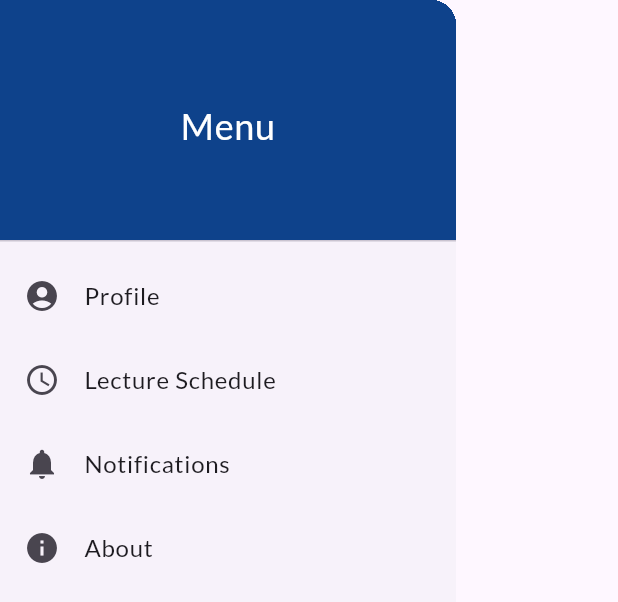
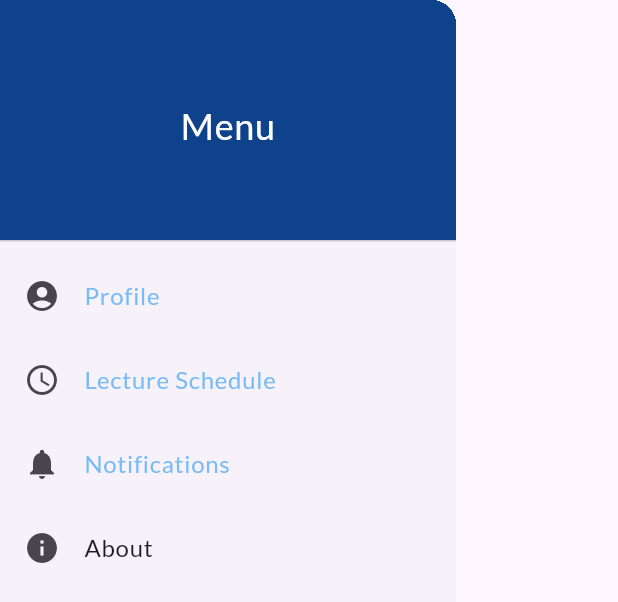
Before and after one commit to moamelhamid/graduation-project, a Flutter app: the AppDrawer widget shown alone on an empty page, opened directly, on a phone screen of 412 x 824 dp. Shown: the top 602 px of the screen. Run offline on Flutter 3.47's test engine with Material 3 defaults, Android fonts, the light colour scheme and no system bars; our stand-ins replace carousel_slider, flutter_map, geolocator, google_fonts, latlong2, material_design_icons_flutter.

Commit message:
second change

```diff
--- a/lib/drawer/main_drawer.dart
+++ b/lib/drawer/main_drawer.dart
@@ -1,13 +1,16 @@
 import 'package:flutter/material.dart';
+import 'package:nahrain_univ/si/signin.dart';
 import 'about_screen.dart';
 import 'lecture_schedule_screen.dart';
 import 'notifications_screen.dart';
-import 'profile_screen.dart'; // Import the Profile screen
+import 'profile_screen.dart';
+ // Import the Sign-In screen
 
 class AppDrawer extends StatelessWidget {
   final Color nharaincol;
+  final bool isSignedIn;
 
-  const AppDrawer({super.key, required this.nharaincol});
+  const AppDrawer({super.key, required this.nharaincol, required this.isSignedIn});
 
   @override
   Widget build(BuildContext context) {
@@ -32,29 +35,62 @@ class AppDrawer extends StatelessWidget {
           ),
           ListTile(
             leading: const Icon(Icons.account_circle),
-            title: const Text('Profile'),
+            title: Text(
+              'Profile',
+              style: TextStyle(
+                color: isSignedIn ? Colors.black : Colors.blue.withOpacity(0.6),
+              ),
+            ),
             onTap: () {
+              if (isSignedIn) {
                 Navigator.of(context).push(
                   MaterialPageRoute(builder: (ctx) => const ProfileScreen()),
                 );
+              } else {
+                Navigator.of(context).push(
+                  MaterialPageRoute(builder: (ctx) => const SignInScreen()),
+                );
+              }
             },
           ),
           ListTile(
             leading: const Icon(Icons.schedule),
-            title: const Text('Lecture Schedule'),
+            title: Text(
+              'Lecture Schedule',
+              style: TextStyle(
+                color: isSignedIn ? Colors.black : Colors.blue.withOpacity(0.6),
+              ),
+            ),
             onTap: () {
+              if (isSignedIn) {
                 Navigator.of(context).push(
                   MaterialPageRoute(builder: (ctx) => const LectureScheduleScreen()),
                 );
+              } else {
+                Navigator.of(context).push(
+                  MaterialPageRoute(builder: (ctx) => const SignInScreen()),
+                );
+              }
             },
           ),
           ListTile(
             leading: const Icon(Icons.notifications),
-            title: const Text('Notifications'),
+            title: Text(
+              'Notifications',
+              style: TextStyle(
+                color: isSignedIn ? Colors.black : Colors.blue.withOpacity(0.6),
+              ),
+            ),
             onTap: () {
+              if (isSignedIn) {
                 Navigator.of(context).push(
                   MaterialPageRoute(builder: (ctx) => const NotificationsScreen()),
                 );
+              } else {
+                Navigator.of(context).push(
+                  MaterialPageRoute(builder: (ctx) => const SignInScreen()),
+                );
+              }
             },
           ),
           ListTile(
--- a/lib/mapscr.dart
+++ b/lib/mapscr.dart
@@ -1,3 +1,5 @@
+// ignore_for_file: use_build_context_synchronously
+
 import 'dart:async';
 import 'package:flutter/material.dart';
 import 'package:flutter_map/flutter_map.dart';
@@ -92,6 +94,7 @@ class _MyHomePageState extends State<MyHomePage> {
   Future<void> _checkLocationService() async {
     bool serviceEnabled = await Geolocator.isLocationServiceEnabled();
     if (!serviceEnabled) {
+      ScaffoldMessenger.of(context).clearSnackBars();
       ScaffoldMessenger.of(context).showSnackBar(
         const SnackBar(
             content: Text('Location services are disabled. Please enable them in your settings.')),
@@ -115,6 +118,7 @@ class _MyHomePageState extends State<MyHomePage> {
     }
 
     if (permission == LocationPermission.deniedForever) {
+      ScaffoldMessenger.of(context).clearSnackBars();
       ScaffoldMessenger.of(context).showSnackBar(
         const SnackBar(
             content: Text(
@@ -200,7 +204,7 @@ class _MyHomePageState extends State<MyHomePage> {
           ),
         ),
       ),
-      endDrawer: AppDrawer(nharaincol: nharaincol),
+      endDrawer: const AppDrawer(nharaincol: Color.fromARGB(255, 14, 66, 139), isSignedIn: false,),
       body: Stack(
         children: [
           FlutterMap(
--- a/lib/markerdet/departmentdet.dart
+++ b/lib/markerdet/departmentdet.dart
@@ -26,7 +26,7 @@ class _DepartmentDetailScreenState extends State<DepartmentDetailScreen> {
         backgroundColor: const Color.fromARGB(255, 255, 255, 255),
 
       ),
-      endDrawer: const AppDrawer(nharaincol: Color.fromARGB(255, 14, 66, 139)),
+      endDrawer: const AppDrawer(nharaincol: Color.fromARGB(255, 14, 66, 139), isSignedIn: false,),
       body: SingleChildScrollView(
         child: Column(
           crossAxisAlignment: CrossAxisAlignment.start,
--- a/lib/markerdet/eng_details.dart
+++ b/lib/markerdet/eng_details.dart
@@ -14,7 +14,7 @@ class DepartmentsListScreen extends StatelessWidget {
         title: const Text('Engineering Departments'),
         centerTitle: true,
       ),
-      endDrawer: const AppDrawer(nharaincol: Color.fromARGB(255, 14, 66, 139)),
+      endDrawer: const AppDrawer(nharaincol: Color.fromARGB(255, 14, 66, 139), isSignedIn: false,),
       body: Padding(
         padding: const EdgeInsets.all(8.0),
         child: ListView.builder(
--- a/lib/sign_in_up/signin.dart
+++ b/lib/si/signin.dart
@@ -1,6 +1,7 @@
 import 'package:flutter/material.dart';
 import 'package:nahrain_univ/mapscr.dart';
-import 'package:nahrain_univ/sign_in_up/sing_up.dart';
+import 'package:nahrain_univ/si/sing_up.dart';
+
 
 class SignInScreen extends StatelessWidget {
   const SignInScreen({super.key});
--- a/lib/splashscr.dart
+++ b/lib/splashscr.dart
@@ -1,5 +1,7 @@
 import 'package:flutter/material.dart';
-import 'package:nahrain_univ/sign_in_up/signin.dart';
+import 'package:nahrain_univ/mapscr.dart';
+
+
 
 
 
@@ -22,7 +24,7 @@ class _SplashScreenState extends State<SplashScreen> {
 
     // ignore: use_build_context_synchronously
     Navigator.of(context).pushReplacement(
-      MaterialPageRoute(builder: (context) => const SignInScreen()),
+      MaterialPageRoute(builder: (context) => const MyHomePage()),
     );
   }
 
```
Also changed, not shown: lib/si/sing_up.dart (renamed from lib/sign_in_up/sing_up.dart). Lines whose indentation alone changed are shown as unchanged.
